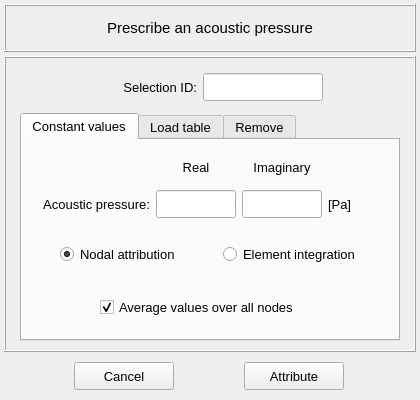
Above: vibra/interface/data/ui_files/model/setup/acoustic/acoustic_pressure_input.ui from MOPT-UFSC/VIBRA before the change. Below: the same form after it.
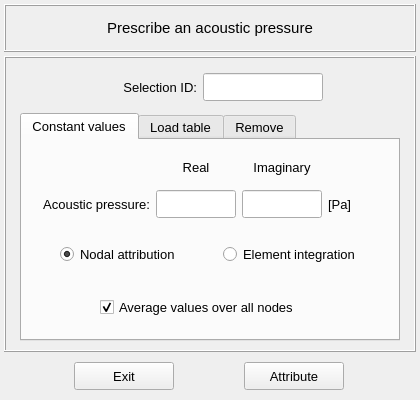
That is the form after the change. Icons and pictures are not drawn.

Commit message: Replaces the Cancel text with Exit in the Close buttons

Patch:
```diff
--- a/vibra/interface/data/ui_files/model/setup/acoustic/acoustic_pressure_input.ui
+++ b/vibra/interface/data/ui_files/model/setup/acoustic/acoustic_pressure_input.ui
@@ -1378,7 +1378,7 @@
          <string notr="true"/>
         </property>
         <property name="text">
-         <string>Cancel</string>
+         <string>Exit</string>
         </property>
        </widget>
       </item>
```
Left out of the diff: 2 changed lines with no effect on the pictures. The commit also changes 53 other files.
